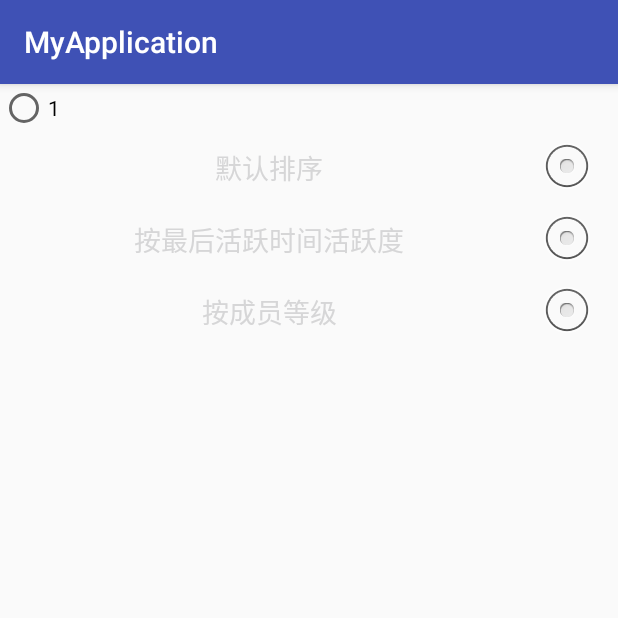
After one commit to ysemylord/MyApplication, an Android app: the fragment RadioButtonFragment shown on its own in the app's theme, on a phone screen of 412 x 824 dp, the top half of it. The commit adds this screen. Run offline under Robolectric (Android 15) with nearby library versions, the phone set to English and light mode, and no system bars.

Commit message:
RadioButton

```diff
--- a/app/build.gradle
+++ b/app/build.gradle
@@ -39,4 +39,5 @@ dependencies {
     compile 'com.github.orhanobut:logger:1.12'
     compile 'com.jcodecraeer:xrecyclerview:1.2.6'
     compile files('src/main/libs/butterknife-7.0.1.jar')
+    compile 'com.android.support:support-v4:21.0.3'
 }
--- a/app/src/main/java/com/example/sijia/myapplication/Main2Activity.java
+++ b/app/src/main/java/com/example/sijia/myapplication/Main2Activity.java
@@ -10,6 +10,7 @@ import android.widget.ListView;
 import android.widget.TextView;
 
 import com.example.sijia.myapplication.FormatAdapter.SimpleListViewBaseAdapter;
+import com.example.sijia.myapplication.fragment.WidgetUse.RadioButtonFragment;
 import com.example.sijia.myapplication.fragment.WidgetUse.RatingBarFragment;
 import com.example.sijia.myapplication.fragment.WidgetUse.SeekBarFragment;
 
@@ -33,6 +34,7 @@ public class Main2Activity extends AppCompatActivity {
         mNames=new ArrayList<>();
         mNames.add("RatingBar");
         mNames.add("SeekBar");
+        mNames.add("RadioButton");
         ShowFragnemtnAdapter showFragnemtnAdapter=new ShowFragnemtnAdapter(this,mNames);
         mFragmentListView.setAdapter(showFragnemtnAdapter);
         mFragmentListView.setOnItemClickListener(new AdapterView.OnItemClickListener() {
@@ -44,6 +46,8 @@ public class Main2Activity extends AppCompatActivity {
                     intent.putExtra("Fragment", new RatingBarFragment());
                 }else if(position==1){
                     intent.putExtra("Fragment", new SeekBarFragment());
+                }else if(position==2){
+                    intent.putExtra("Fragment", new RadioButtonFragment());
                 }
 
                 startActivity(intent);
--- /dev/null
+++ b/app/src/main/java/com/example/sijia/myapplication/fragment/WidgetUse/RadioButtonFragment.java
@@ -0,0 +1,30 @@
+package com.example.sijia.myapplication.fragment.WidgetUse;
+
+import android.os.Bundle;
+import android.view.LayoutInflater;
+import android.support.v4.app.Fragment;
+import android.view.View;
+import android.view.ViewGroup;
+
+import com.example.sijia.myapplication.R;
+
+import java.io.Serializable;
+
+public class RadioButtonFragment extends Fragment implements Serializable {
+
+
+    public RadioButtonFragment() {
+        // Required empty public constructor
+    }
+
+
+    @Override
+    public View onCreateView(LayoutInflater inflater, ViewGroup container,
+                             Bundle savedInstanceState) {
+        // Inflate the layout for this fragment
+        return inflater.inflate(R.layout.fragment_radio_button, container, false);
+    }
+
+
+
+}
--- /dev/null
+++ b/app/src/main/res/layout/fragment_radio_button.xml
@@ -0,0 +1,31 @@
+<RelativeLayout xmlns:android="http://schemas.android.com/apk/res/android"
+    xmlns:tools="http://schemas.android.com/tools"
+    android:layout_width="match_parent"
+    android:layout_height="match_parent"
+    tools:context="com.example.sijia.myapplication.fragment.WidgetUse.RadioButtonFragment">
+   <RadioGroup
+       android:layout_width="match_parent"
+       android:layout_height="wrap_content"
+       android:orientation="vertical"
+       >
+       <RadioButton
+           android:layout_width="wrap_content"
+           android:layout_height="wrap_content"
+           android:text="1"
+           />
+
+       <RadioButton
+           style="@style/mysortRadioStyle"
+           android:text="默认排序"
+           />
+       <RadioButton
+           style="@style/mysortRadioStyle"
+           android:text="按最后活跃时间活跃度"
+           />
+       <RadioButton
+           style="@style/mysortRadioStyle"
+           android:text="按成员等级"
+           />
+   </RadioGroup>
+
+</RelativeLayout>
--- a/app/src/main/res/values/styles.xml
+++ b/app/src/main/res/values/styles.xml
@@ -38,5 +38,15 @@
         <item name="android:button">@null</item>
     </style>
 
+    <style name="mysortRadioStyle">
+        <item name="android:layout_width">match_parent</item>
+        <item name="android:layout_height">wrap_content</item>
+        <item name="android:button">@null</item>
+        <item name="android:textSize">18sp</item>
+        <item name="android:gravity">center</item>
+        <item name="android:drawableRight">@android:drawable/btn_radio</item>
+        <item name="android:paddingRight">15dp</item>
+        <item name="android:textColor">@color/lite_blue</item>
+    </style>
 
 </resources>
```
Also changed, not shown: app/src/main/res/layout/activity_color_matrix.xml (+0 -25 lines), 4 other files.
